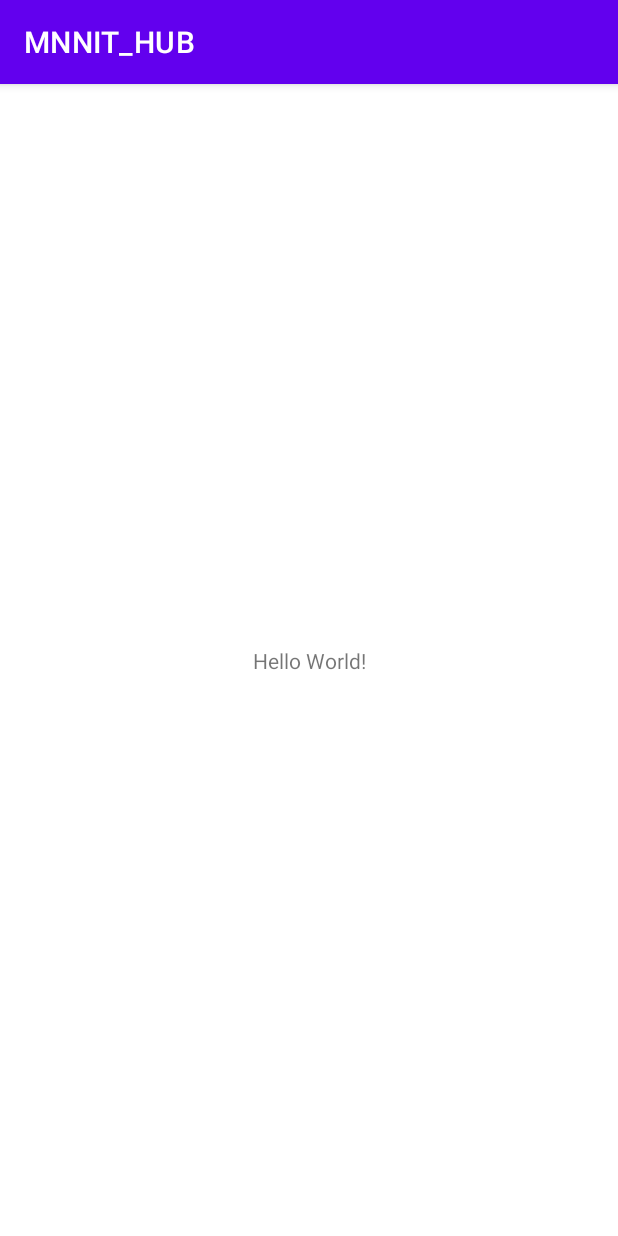
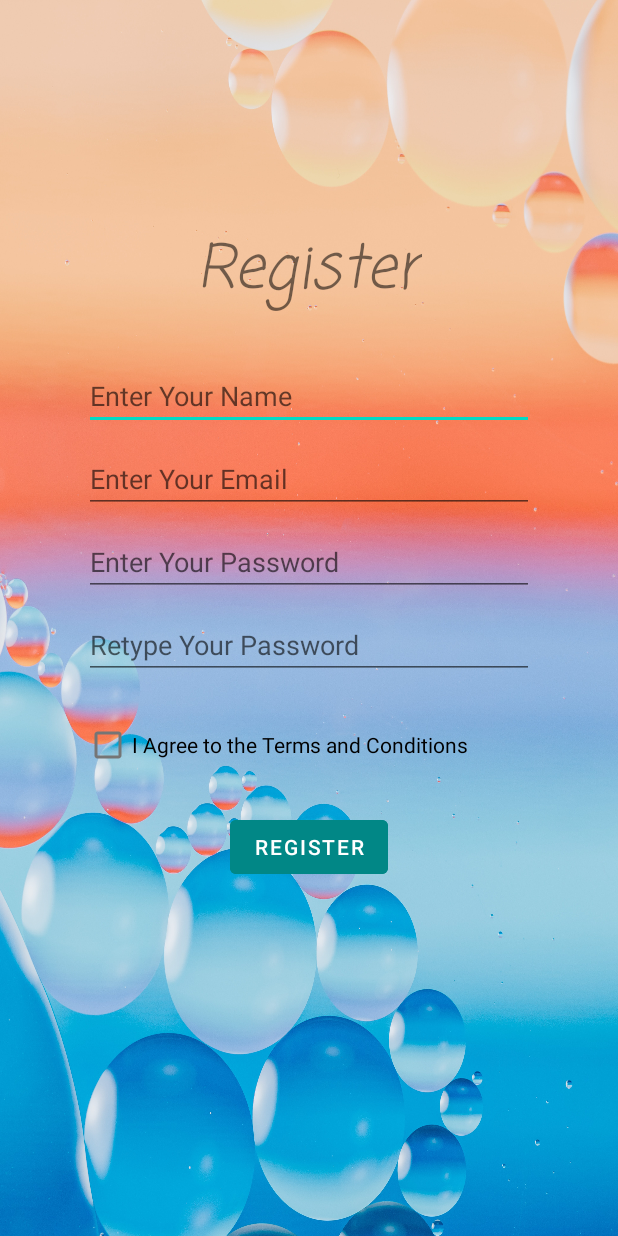
Before and after one commit to Prat2404/MNNIT_HUB, an Android app: the screen it shows after launch (MainActivity), on a phone screen of 412 x 824 dp. Run offline under Robolectric (Android 15) with nearby library versions, the phone set to English and light mode, and no system bars.

Commit message:
Register page created

```diff
--- a/app/src/main/java/com/example/mnnit_hub/MainActivity.java
+++ b/app/src/main/java/com/example/mnnit_hub/MainActivity.java
@@ -9,6 +9,6 @@ public class MainActivity extends AppCompatActivity {
     @Override
     protected void onCreate(Bundle savedInstanceState) {
         super.onCreate(savedInstanceState);
-        setContentView(R.layout.activity_main);
+        setContentView(R.layout.register);
     }
 }
--- /dev/null
+++ b/app/src/main/res/drawable/gradient_background.xml
@@ -0,0 +1,13 @@
+<?xml version = "1.0" encoding = "utf-8" ?>
+<shape
+    android:shape = "rectangle"
+    xmlns:android = "http://schemas.android.com/apk/res/android" >
+
+    <gradient
+        android:endColor = "#676262"
+        android:centerColor = "#756F6F"
+        android:startColor = "#8A8484"
+        android:angle = "90"
+        android:type="linear"
+        />
+</shape>
--- a/app/src/main/res/layout/register.xml
+++ b/app/src/main/res/layout/register.xml
@@ -1,5 +1,100 @@
 <?xml version="1.0" encoding="utf-8"?>
 <RelativeLayout xmlns:android="http://schemas.android.com/apk/res/android"
-    android:layout_width="match_parent" android:layout_height="match_parent">
+    android:layout_width="match_parent"
+    android:layout_height="match_parent"
+    android:background="@drawable/background4"
 
+    >
+    <TextView
+        android:layout_width="wrap_content"
+        android:layout_height="wrap_content"
+        android:text="Register"
+        android:layout_centerHorizontal="true"
+        android:textSize="40dp"
+        android:textStyle="italic"
+        android:fontFamily="casual"
+        android:id="@+id/registerTV"
+        android:layout_marginTop="150dp"
+
+
+        />
+    <RelativeLayout
+        android:layout_width="wrap_content"
+        android:layout_height="wrap_content"
+
+        android:layout_centerInParent="true"
+        android:layout_below="@id/registerTV"
+        android:layout_marginTop="10dp"
+
+        >
+
+
+        <RelativeLayout
+            android:layout_width="300dp"
+            android:layout_height="wrap_content"
+
+            android:layout_centerHorizontal="true"
+            android:layout_marginTop="20dp"
+            android:id="@+id/registerParent2"
+            >
+            <EditText
+                android:layout_width="match_parent"
+                android:layout_height="wrap_content"
+                android:hint="Enter Your Name"
+                android:id="@+id/registerNameET"
+                />
+            <EditText
+                android:layout_width="match_parent"
+                android:layout_height="wrap_content"
+                android:hint="Enter Your Email"
+                android:id="@+id/registerEmailET"
+                android:layout_below="@id/registerNameET"
+                android:layout_marginTop="10dp"
+                />
+            <EditText
+                android:layout_width="match_parent"
+                android:layout_height="wrap_content"
+                android:hint="Enter Your Password"
+                android:id="@+id/registerPasswordET"
+                android:layout_below="@+id/registerEmailET"
+                android:layout_marginTop="10dp"
+                android:inputType="textPassword"
+                />
+            <EditText
+                android:layout_width="match_parent"
+                android:layout_height="wrap_content"
+                android:hint="Retype Your Password"
+                android:id="@+id/registerPassword2ET"
+                android:layout_below="@+id/registerPasswordET"
+                android:layout_marginTop="10dp"
+                android:inputType="textPassword"
+                />
+
+            <CheckBox
+                android:layout_width="wrap_content"
+                android:layout_height="wrap_content"
+                android:layout_below="@+id/registerPassword2ET"
+                android:layout_marginTop="20dp"
+                android:id="@+id/registerCheckCB"
+                android:text="I Agree to the Terms and Conditions"
+                />
+
+        </RelativeLayout>
+
+        <Button
+            android:layout_width="wrap_content"
+            android:layout_height="wrap_content"
+            android:layout_below="@+id/registerParent2"
+            android:layout_centerHorizontal="true"
+            android:layout_marginTop="20dp"
+            android:text="REGISTER"
+            android:backgroundTint="@color/teal_700"
+            />
+
+
+
+
+
+
+    </RelativeLayout>
 </RelativeLayout>
--- a/app/src/main/res/values-night/themes.xml
+++ b/app/src/main/res/values-night/themes.xml
@@ -1,6 +1,6 @@
 <resources xmlns:tools="http://schemas.android.com/tools">
     <!-- Base application theme. -->
-    <style name="Theme.MNNIT_HUB" parent="Theme.MaterialComponents.DayNight.DarkActionBar">
+    <style name="Theme.MNNIT_HUB" parent="Theme.MaterialComponents.DayNight.NoActionBar">
         <!-- Primary brand color. -->
         <item name="colorPrimary">@color/purple_200</item>
         <item name="colorPrimaryVariant">@color/purple_700</item>
--- a/app/src/main/res/values/colors.xml
+++ b/app/src/main/res/values/colors.xml
@@ -7,4 +7,6 @@
     <color name="teal_700">#FF018786</color>
     <color name="black">#FF000000</color>
     <color name="white">#FFFFFFFF</color>
+    <color name="blue">#578891</color>
+    <color name="red">#F44336</color>
 </resources>
--- a/app/src/main/res/values/themes.xml
+++ b/app/src/main/res/values/themes.xml
@@ -1,6 +1,6 @@
 <resources xmlns:tools="http://schemas.android.com/tools">
     <!-- Base application theme. -->
-    <style name="Theme.MNNIT_HUB" parent="Theme.MaterialComponents.DayNight.DarkActionBar">
+    <style name="Theme.MNNIT_HUB" parent="Theme.MaterialComponents.DayNight.NoActionBar">
         <!-- Primary brand color. -->
         <item name="colorPrimary">@color/purple_500</item>
         <item name="colorPrimaryVariant">@color/purple_700</item>
```
Also changed, not shown: app/src/main/res/drawable-v24/background2.jpg (added), app/src/main/res/drawable-v24/background3.jpg (added), app/src/main/res/drawable-v24/background4.jpg (added).
